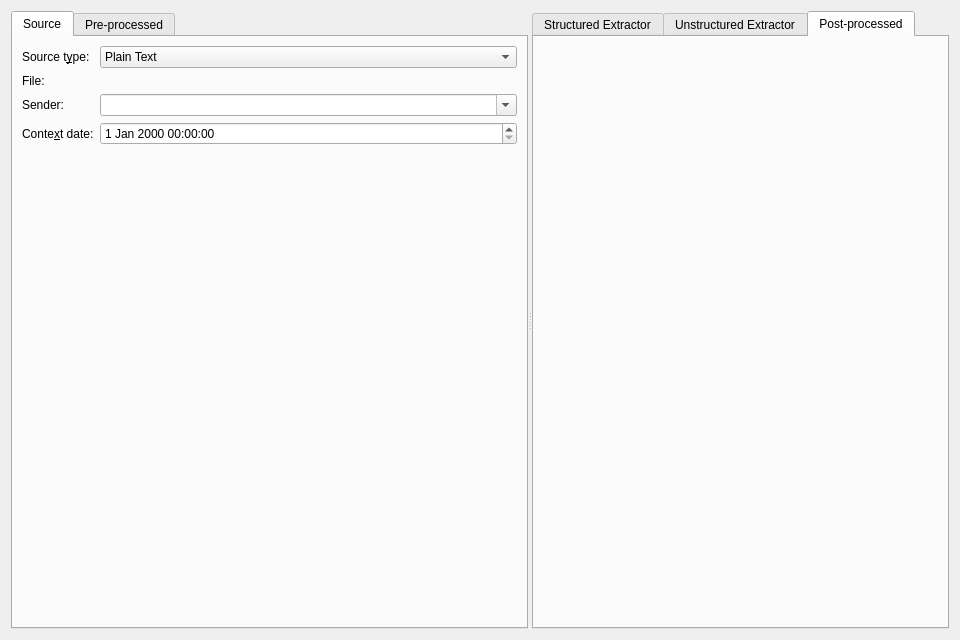
The window that src/mainwindow.ui (KDE/kitinerary-workbench) describes before a commit, drawn with Qt 5.
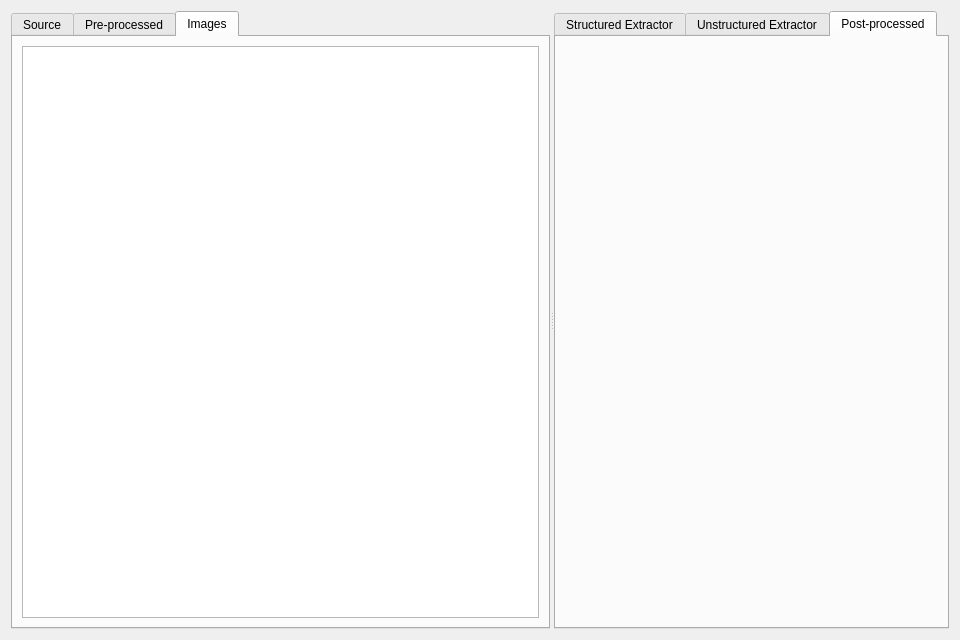
The same window after the commit. The open tabs and pages were chosen to show the change. Custom widgets are drawn as their Qt base class.

Commit message: Use new PdfDocument API, and show the extracted images too

```diff
--- a/src/mainwindow.ui
+++ b/src/mainwindow.ui
@@ -129,6 +129,20 @@
         <string>Pre-processed</string>
        </attribute>
       </widget>
+      <widget class="QWidget" name="imageTab">
+       <attribute name="title">
+        <string>Images</string>
+       </attribute>
+       <layout class="QVBoxLayout" name="verticalLayout_3">
+        <item>
+         <widget class="QTreeView" name="imageView">
+          <property name="rootIsDecorated">
+           <bool>false</bool>
+          </property>
+         </widget>
+        </item>
+       </layout>
+      </widget>
      </widget>
      <widget class="QTabWidget" name="outputTabWidget">
       <property name="currentIndex">
```
The commit also changes 2 other files.
